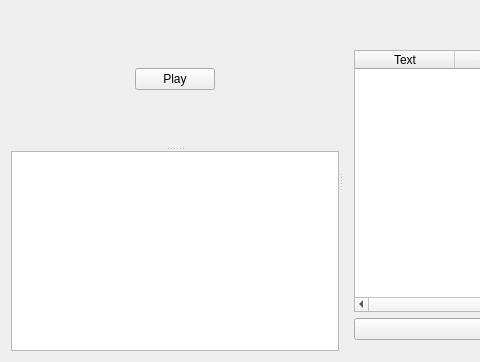
Above: mainwindow.ui from avesloguzova/title-machine before the change; both pictures show x 0 to 480 and y 0 to 362 of the 710 by 362 pixel window. Below: the same form after it.
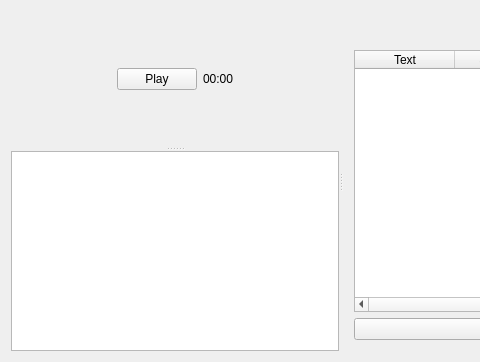
That is the form after the change.

Commit message: Add time label

```diff
--- a/mainwindow.ui
+++ b/mainwindow.ui
@@ -48,6 +48,13 @@
              </property>
             </widget>
            </item>
+           <item>
+            <widget class="QLabel" name="time_label">
+             <property name="text">
+              <string>00:00</string>
+             </property>
+            </widget>
+           </item>
            <item>
             <spacer name="hspacer_2">
              <property name="orientation">
```
The commit also changes 2 other files.
